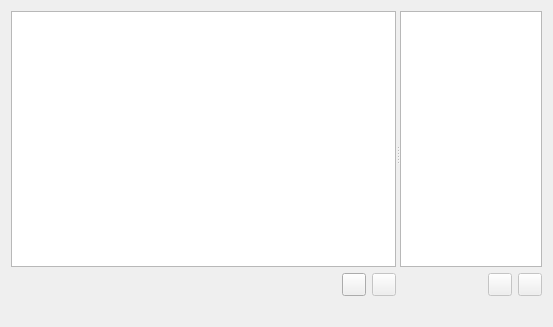
the-codeslinger/WorkTracker, file ui/editworktaskwidget.ui: the form before one commit.
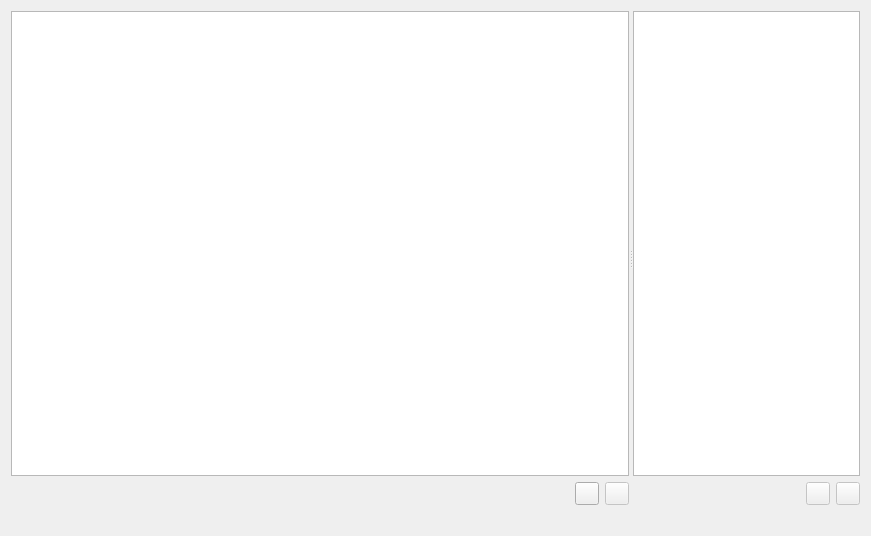
The form after the commit. Icons and pictures are not drawn.

Commit message:
Increased size of editor dialog.
Should help especially on macOS where widgets take up more space.

Diff of the .ui file:
```diff
--- a/ui/editworktaskwidget.ui
+++ b/ui/editworktaskwidget.ui
@@ -6,8 +6,8 @@
    <rect>
     <x>0</x>
     <y>0</y>
-    <width>553</width>
-    <height>327</height>
+    <width>871</width>
+    <height>536</height>
    </rect>
   </property>
   <property name="sizePolicy">
@@ -164,13 +164,13 @@
           <bool>false</bool>
          </attribute>
          <attribute name="horizontalHeaderDefaultSectionSize">
-          <number>100</number>
+          <number>150</number>
          </attribute>
          <attribute name="horizontalHeaderHighlightSections">
           <bool>false</bool>
          </attribute>
          <attribute name="horizontalHeaderMinimumSectionSize">
-          <number>100</number>
+          <number>150</number>
          </attribute>
          <attribute name="horizontalHeaderShowSortIndicator" stdset="0">
           <bool>false</bool>
```
The commit also changes 1 other file.
